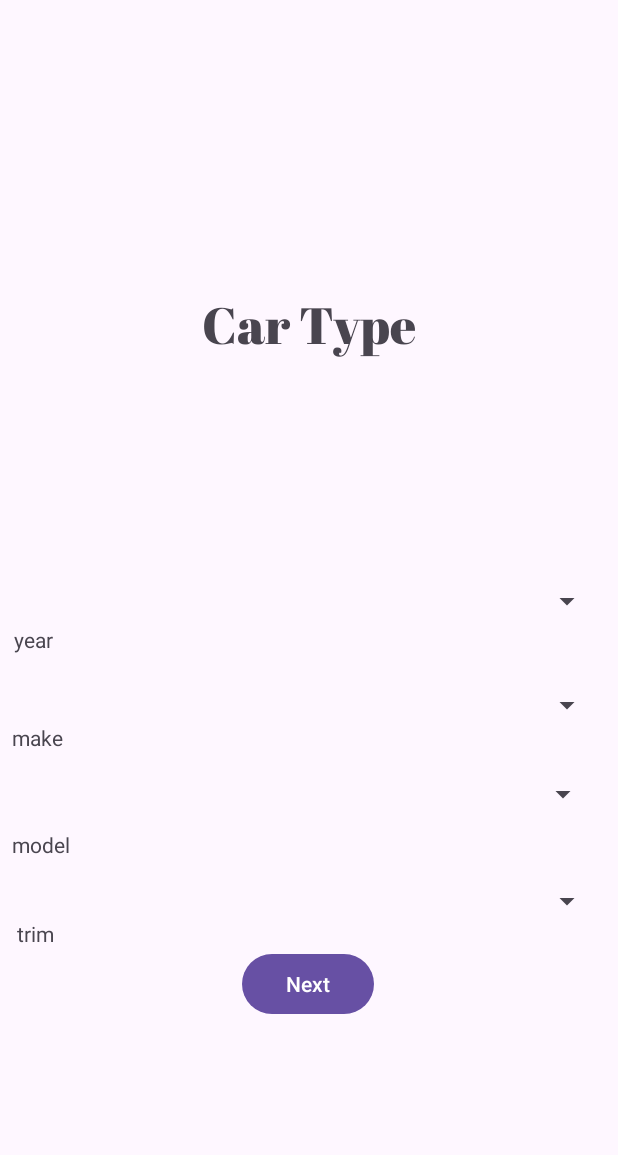
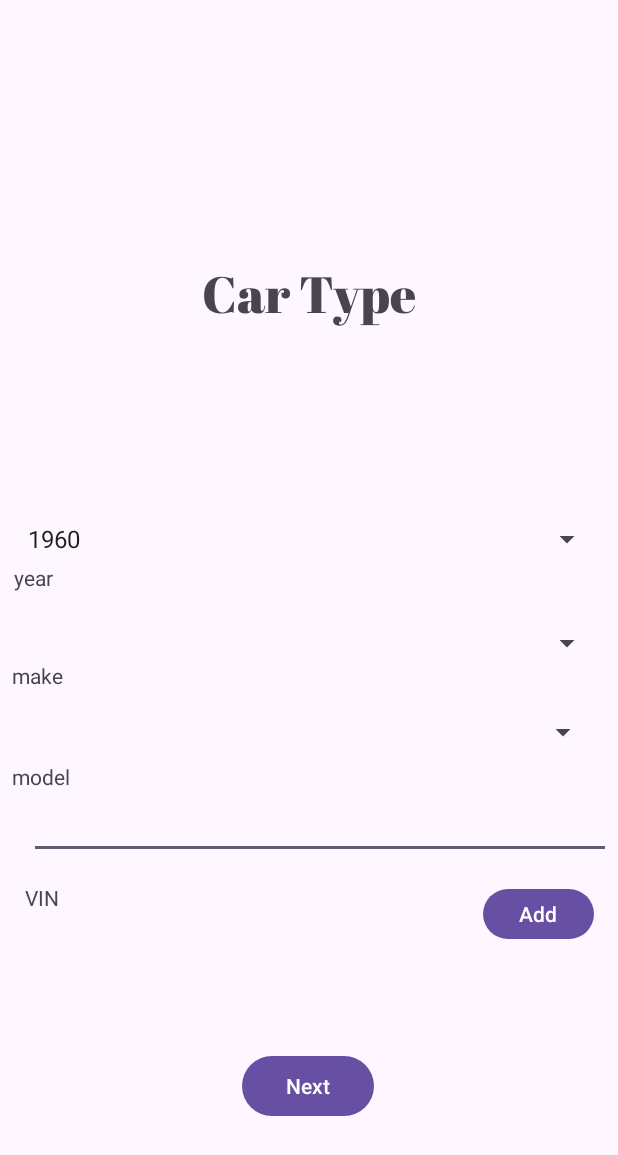
Before and after one commit to FarhanUddinSFU/Trackcar, an Android app: the add_car screen opened directly, with no data from a screen before it, on a phone screen of 412 x 824 dp. Shown: the top 1155 px of the screen. Run offline under Robolectric (Android 15) with nearby library versions, the phone set to English and light mode, and no system bars; our stand-ins replace Firebase (no records; nobody signed in at launch, a user with empty details on screens opened directly); Roboto replaces fonts that are not available here.

```diff
--- a/app/src/main/AndroidManifest.xml
+++ b/app/src/main/AndroidManifest.xml
@@ -47,6 +47,9 @@
         <meta-data
             android:name="preloaded_fonts"
             android:resource="@array/preloaded_fonts" />
+
+
     </application>
 
+
 </manifest>
--- a/app/src/main/java/com/example/trackcar/MainActivity.java
+++ b/app/src/main/java/com/example/trackcar/MainActivity.java
@@ -2,6 +2,7 @@ package com.example.trackcar;
 
 import android.content.Intent;
 import android.os.Bundle;
+import android.util.Log;
 import android.view.View;
 import android.widget.EditText;
 import android.widget.Toast;
@@ -46,6 +47,7 @@ public class MainActivity extends AppCompatActivity {
                     startActivity(i);
                     finish();
                 } else {
+                    Log.d("login failed", task.getException().getMessage());
                     Toast.makeText(this, "Login failed: " + task.getException().getMessage(), Toast.LENGTH_LONG).show();
                 }
             });
--- a/app/src/main/res/layout/activity_add_car.xml
+++ b/app/src/main/res/layout/activity_add_car.xml
@@ -51,7 +51,7 @@
         android:layout_width="391dp"
         android:layout_height="wrap_content"
         android:layout_marginStart="8dp"
-        android:layout_marginBottom="12dp"
+        android:layout_marginBottom="8dp"
         app:layout_constraintBottom_toTopOf="@+id/car_model_title"
         app:layout_constraintStart_toStartOf="parent" />
 
@@ -59,29 +59,21 @@
         android:id="@+id/car_model_title"
         android:layout_width="wrap_content"
         android:layout_height="wrap_content"
-        android:layout_marginBottom="16dp"
         android:text="model"
-        app:layout_constraintBottom_toTopOf="@+id/car_trim"
+        app:layout_constraintBottom_toTopOf="@+id/vin_input"
         app:layout_constraintEnd_toEndOf="parent"
         app:layout_constraintHorizontal_bias="0.022"
-        app:layout_constraintStart_toStartOf="parent" />
-
-    <Spinner
-        android:id="@+id/car_trim"
-        android:layout_width="391dp"
-        android:layout_height="wrap_content"
-        app:layout_constraintBottom_toTopOf="@+id/textView5"
-        app:layout_constraintEnd_toEndOf="parent"
         app:layout_constraintStart_toStartOf="parent" />
 
     <TextView
         android:id="@+id/textView5"
         android:layout_width="wrap_content"
         android:layout_height="wrap_content"
-        android:text="trim"
+        android:layout_marginBottom="92dp"
+        android:text="VIN"
         app:layout_constraintBottom_toTopOf="@+id/submit_basic_car_deet"
         app:layout_constraintEnd_toEndOf="parent"
-        app:layout_constraintHorizontal_bias="0.029"
+        app:layout_constraintHorizontal_bias="0.043"
         app:layout_constraintStart_toStartOf="parent" />
 
     <TextView
@@ -101,11 +93,37 @@
         android:id="@+id/submit_basic_car_deet"
         android:layout_width="wrap_content"
         android:layout_height="wrap_content"
-        android:layout_marginBottom="144dp"
+        android:layout_marginBottom="76dp"
         android:onClick="createCarObject"
         android:text="Next"
         app:layout_constraintBottom_toBottomOf="parent"
         app:layout_constraintEnd_toEndOf="parent"
         app:layout_constraintHorizontal_bias="0.498"
         app:layout_constraintStart_toStartOf="parent" />
+
+    <EditText
+        android:id="@+id/vin_input"
+        android:layout_width="388dp"
+        android:layout_height="0dp"
+        android:layout_marginBottom="16dp"
+        android:ems="10"
+        android:inputType="text"
+        app:layout_constraintBottom_toTopOf="@+id/textView5"
+        app:layout_constraintEnd_toEndOf="parent"
+        app:layout_constraintHorizontal_bias="0.8"
+        app:layout_constraintStart_toStartOf="parent" />
+
+    <Button
+        android:id="@+id/vin_submit"
+        android:layout_width="74dp"
+        android:layout_height="41dp"
+        android:layout_marginEnd="16dp"
+        android:onClick="vinClicked"
+        android:text="Add"
+        app:layout_constraintBottom_toTopOf="@+id/submit_basic_car_deet"
+        app:layout_constraintEnd_toEndOf="parent"
+        app:layout_constraintHorizontal_bias="1.0"
+        app:layout_constraintStart_toEndOf="@+id/textView5"
+        app:layout_constraintTop_toBottomOf="@+id/vin_input"
+        app:layout_constraintVertical_bias="0.186" />
 </androidx.constraintlayout.widget.ConstraintLayout>
--- a/build.gradle
+++ b/build.gradle
@@ -1,6 +1,5 @@
 // Top-level build file where you can add configuration options common to all sub-projects/modules.
 plugins {
-alias(libs.plugins.android.application) apply false
-
+    alias(libs.plugins.android.application) apply false
     id 'com.google.gms.google-services' version '4.4.3' apply false
 }
```
Also changed, not shown: app/build.gradle (+9 -14 lines), app/src/main/java/com/example/trackcar/Car.java (+40 -11 lines), app/src/main/java/com/example/trackcar/add_car.java (+134 -128 lines), 1 other file.
